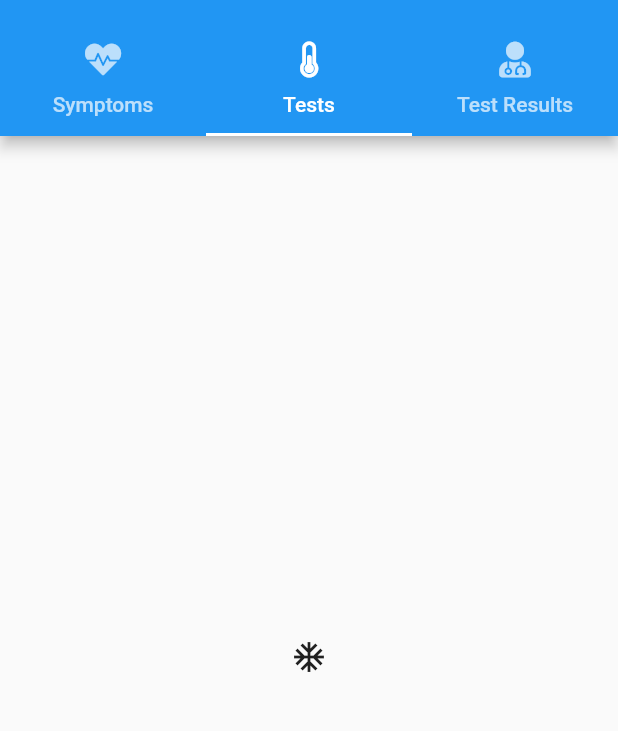
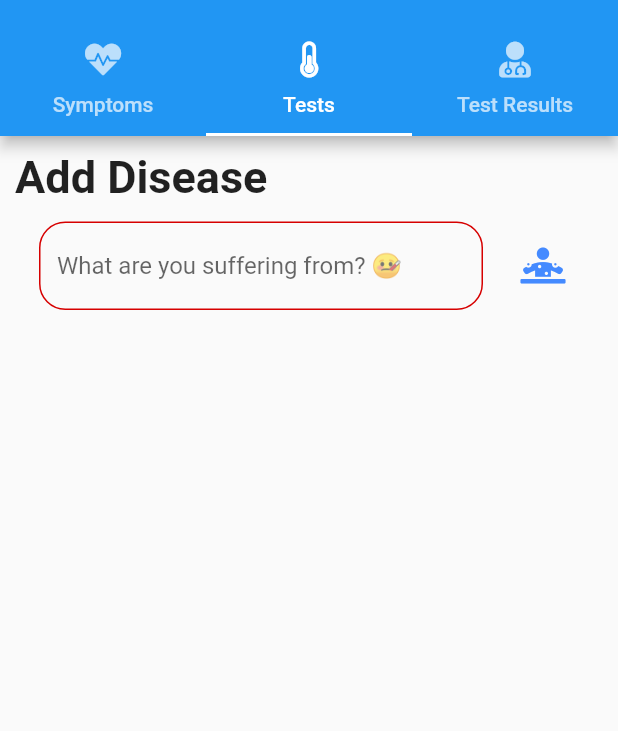
Before and after one commit to cyber-venom003/Swasthyam-App, a Flutter app: the screen it shows after launch, tab 2 chosen, on a phone screen of 412 x 824 dp, the part 59-790 px from its top. Run offline on Flutter 3.47's test engine with Material 2 defaults, Android fonts, the light colour scheme and no system bars; our stand-ins replace cloud_firestore, firebase_core, font_awesome_flutter; accounts and stored records are empty.

Commit message:
Adds Disease to Test

```diff
--- a/lib/routes/diseaseInput.dart
+++ b/lib/routes/diseaseInput.dart
@@ -0,0 +1,146 @@
+import 'package:cloud_firestore/cloud_firestore.dart';
+import 'package:flutter/material.dart';
+import 'package:font_awesome_flutter/font_awesome_flutter.dart';
+
+class DiseaseInput extends StatefulWidget {
+  @override
+  _DiseaseInputState createState() => _DiseaseInputState();
+}
+
+class _DiseaseInputState extends State<DiseaseInput> {
+  FirebaseFirestore _db = FirebaseFirestore.instance;
+  String disease = '';
+  List listTests = [];
+
+  @override
+  void initState() {
+    super.initState();
+  }
+
+  @override
+  Widget build(BuildContext context) {
+    return Padding(
+      padding: const EdgeInsets.all(10.0),
+      child: Container(
+        child: ListView(
+          children: [
+            Text(
+              "Add Disease",
+              style: TextStyle(
+                fontWeight: FontWeight.w600,
+                fontSize: 30,
+              ),
+              textAlign: TextAlign.left,
+            ),
+            Padding(
+              padding: const EdgeInsets.only(top: 8.0, bottom: 8.0),
+              child: ListTile(
+                title: TextField(
+                  onChanged: (value) {
+                    setState(() {
+                      disease = value;
+                    });
+                  },
+                  decoration: InputDecoration(
+                    hintText: "What are you suffering from? 🤒",
+                    border: OutlineInputBorder(
+                      borderRadius: BorderRadius.all(Radius.circular(17.5)),
+                      borderSide:
+                          BorderSide(color: Color(0xFFD60000), width: 1),
+                    ),
+                    enabledBorder: OutlineInputBorder(
+                      borderSide:
+                          BorderSide(color: Color(0xFFD60000), width: 1.0),
+                      borderRadius: BorderRadius.all(Radius.circular(17.5)),
+                    ),
+                    focusedBorder: OutlineInputBorder(
+                      borderSide:
+                          BorderSide(color: Color(0xFFD60000), width: 2.0),
+                      borderRadius: BorderRadius.all(Radius.circular(17.5)),
+                    ),
+                  ),
+                ),
+                trailing: IconButton(
+                  icon: FaIcon(
+                    FontAwesomeIcons.diagnoses,
+                    color: Colors.blueAccent,
+                  ),
+                  onPressed: () {
+                    FirebaseFirestore.instance
+                        .collection("diseases")
+                        .doc("$disease")
+                        .get()
+                        .then((value) {
+                      setState(() {
+                        listTests = value['tests'];
+                        print(listTests);
+                      });
+                    });
+                  },
+                ),
+              ),
+            ),
+            SizedBox(height: 20),
+            Text(
+              listTests.join("\n"),
+              style: TextStyle(
+                fontSize: 24,
+              ),
+            ),
+          ],
+        ),
+      ),
+    );
+  }
+}
+
+/*
+
+StreamBuilder(
+          stream: FirebaseFirestore.instance
+              .collection('diseases')
+              .doc('breast cancer')
+              .snapshots(),
+          builder: (context, snapshot) {
+            if (snapshot.hasData) {
+              try {
+                List recommendedTests = snapshot.data['tests'];
+                print(recommendedTests);
+                recommendedTests.forEach(
+                  (element) {
+                    listTests.add(
+                      Padding(
+                        padding:
+                            const EdgeInsets.only(right: 16, left: 16, top: 12),
+                        child: Card(
+                          shadowColor: Color.fromRGBO(0, 0, 0, 0.75),
+                          elevation: 2,
+                          shape: RoundedRectangleBorder(
+                            borderRadius: BorderRadius.circular(8),
+                          ),
+                          child: ListTile(
+                            title: Text(
+                              element,
+                              style: TextStyle(fontWeight: FontWeight.w600),
+                            ),
+                          ),
+                        ),
+                      ),
+                    );
+                  },
+                );
+                return Container(
+                  child: ListView(
+                    children: listTests,
+                  ),
+                );
+              } catch (err) {
+                return Text("Something Went wrong. 😥");
+              }
+            }
+            return Text("You seems to be fit.🏃‍♀️🏃‍♂️");
+          },
+        ):Text("You seems to be fit.🏃‍♀️🏃‍♂️")
+
+
+*/
--- a/lib/routes/homePage.dart
+++ b/lib/routes/homePage.dart
@@ -1,4 +1,5 @@
 import 'package:flutter/material.dart';
+import 'package:swasthyam/routes/diseaseInput.dart';
 import 'package:swasthyam/routes/symptomsInput.dart';
 import 'package:font_awesome_flutter/font_awesome_flutter.dart';
 
@@ -22,7 +23,7 @@ class HomePage extends StatelessWidget {
           body: TabBarView(
               children: [
                 SymptomsInput(),
-                Icon(Icons.ac_unit),
+                DiseaseInput(),
                 Icon(Icons.access_alarm)
               ]
           ),
```
